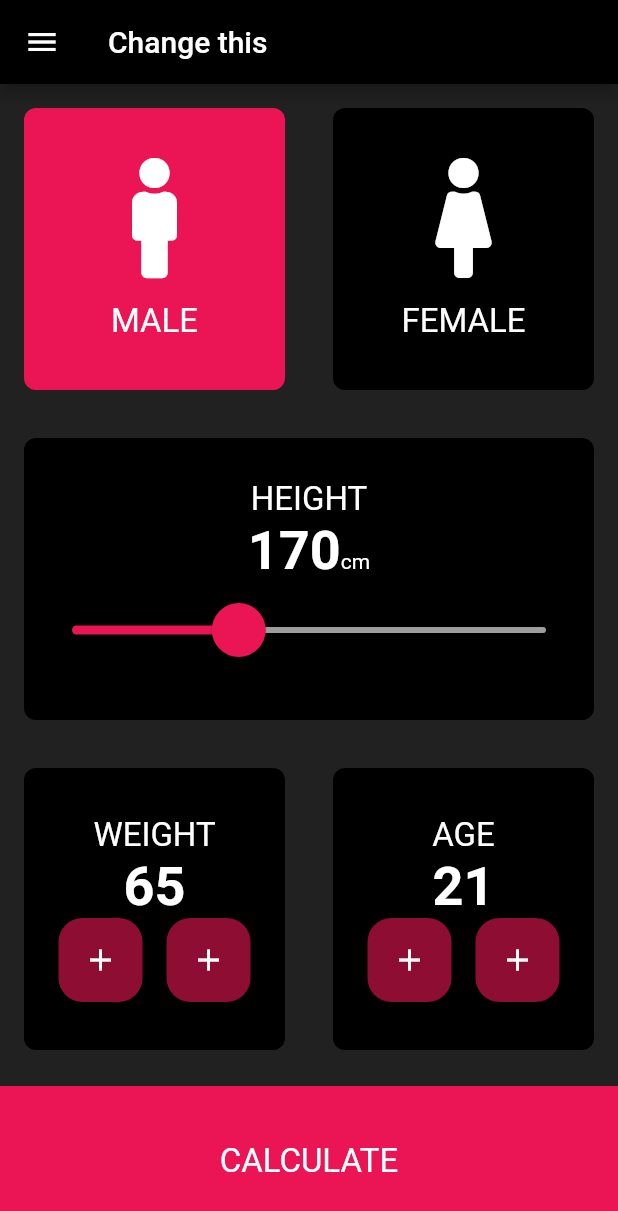
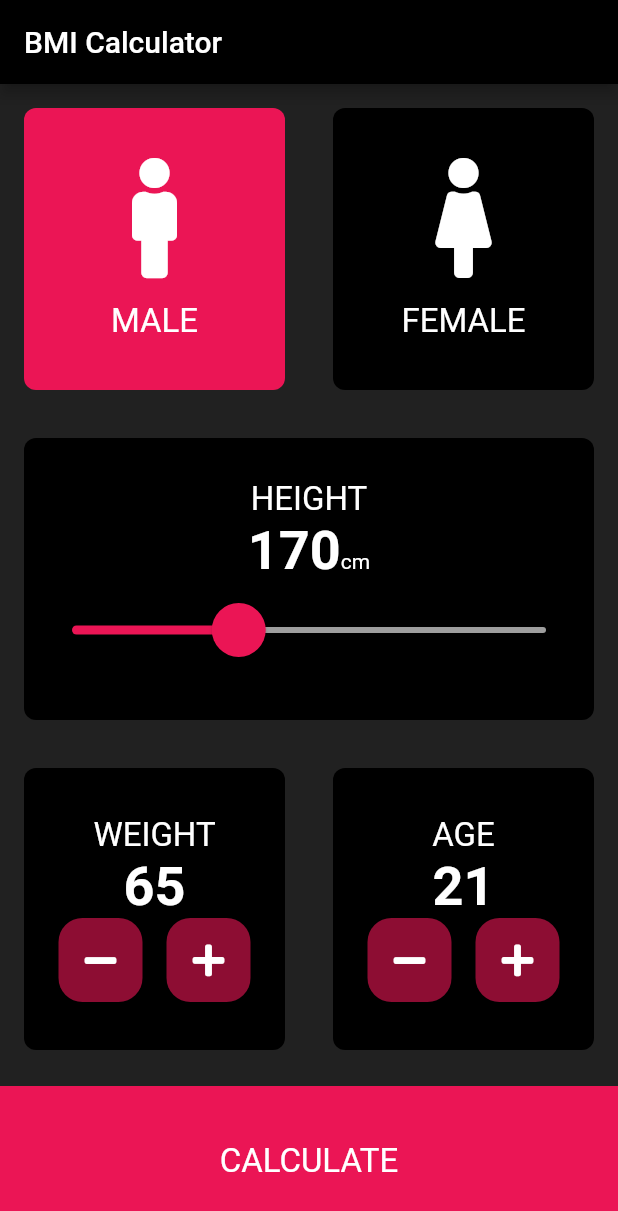
Before and after one commit to FadyFouad/bmi_app, a Flutter app: the screen it shows after launch, on a phone screen of 412 x 824 dp. Shown: the top 1211 px of the screen. Run offline on Flutter 3.47's test engine with Material 2 defaults, Android fonts, the phone set to English and light mode, and no system bars; our stand-ins replace font_awesome_flutter.

Commit message:
key store

```diff
--- a/lib/Localizations.dart
+++ b/lib/Localizations.dart
@@ -1,36 +1,72 @@
+import 'dart:async';
+import 'dart:convert';
+
 import 'package:flutter/material.dart';
-import 'package:intl/intl.dart';
-//import 'package:bmiapp/l10n/messages_all.dart';
-///l10n/messages_all.dart'
+import 'package:flutter/services.dart';
 
 ///****************************************************
 ///*** Created by Fady Fouad on 06-May-20 at 23:36.***
 ///****************************************************
 
-class DemoLocalizations {
-  DemoLocalizations(this.localeName);
+class AppLocalizations {
+  final Locale locale;
 
-//  static Future<DemoLocalizations> load(Locale locale) {
-//    final String name =
-//        locale.countryCode.isEmpty ? locale.languageCode : locale.toString();
-//    final String localeName = Intl.canonicalizedLocale(name);
-////    return initializeMessages(localeName).then((_) {
-//      return DemoLocalizations(localeName);
-//    });
-//  }
+  AppLocalizations(this.locale);
 
-  static DemoLocalizations of(BuildContext context) {
-    return Localizations.of<DemoLocalizations>(context, DemoLocalizations);
+  // Static member to have a simple access to the delegate from the MaterialApp
+  static const LocalizationsDelegate<AppLocalizations> delegate =
+  _AppLocalizationsDelegate();
+
+  // Helper method to keep the code in the widgets concise
+  // Localizations are accessed using an InheritedWidget "of" syntax
+  static AppLocalizations of(BuildContext context) {
+    return Localizations.of<AppLocalizations>(context, AppLocalizations);
   }
 
-  final String localeName;
+  Map<String, String> _localizedStrings;
 
-  String get title {
-    return Intl.message(
-      'Hello World',
-      name: 'title',
-      desc: 'Title for the Demo application',
-      locale: localeName,
-    );
+  Future<bool> load() async {
+    // Load the language JSON file from the "lang" folder
+    String jsonString =
+    await rootBundle.loadString('assets/strings/${locale.languageCode}.json');
+    Map<String, dynamic> jsonMap = json.decode(jsonString);
+
+    _localizedStrings = jsonMap.map((key, value) {
+      return MapEntry(key, value.toString());
+    });
+
+    return true;
+  }
+
+  // This method will be called from every widget which needs a localized text
+  String translate(String key) {
+    return _localizedStrings[key];
   }
 }
+
+
+// LocalizationsDelegate is a factory for a set of localized resources
+// In this case, the localized strings will be gotten in an AppLocalizations object
+class _AppLocalizationsDelegate
+    extends LocalizationsDelegate<AppLocalizations> {
+  // This delegate instance will never change (it doesn't even have fields!)
+  // It can provide a constant constructor.
+  const _AppLocalizationsDelegate();
+
+  @override
+  bool isSupported(Locale locale) {
+    // Include all of your supported language codes here
+    return ['en', 'ar'].contains(locale.languageCode);
+  }
+
+  @override
+  Future<AppLocalizations> load(Locale locale) async {
+    // AppLocalizations class is where the JSON loading actually runs
+    AppLocalizations localizations = new AppLocalizations(locale);
+    await localizations.load();
+    return localizations;
+  }
+
+  @override
+  bool shouldReload(_AppLocalizationsDelegate old) => false;
+}
--- a/lib/constaants.dart
+++ b/lib/constaants.dart
@@ -4,8 +4,8 @@ import 'package:flutter/material.dart';
 ///*** Created by Fady Fouad on 08-May-20 at 04:54.***
 ///****************************************************
 
-const kTitle = 'Change this';
-const kResultTitle = 'kResultTitle';
+const kTitle = 'BMI Calculator';
+const kResultTitle = 'Your BMI';
 const kYourResult = 'Your Result';
 const kMALE = 'MALE';
 const kFEMALE = 'FEMALE';
--- a/lib/main.dart
+++ b/lib/main.dart
@@ -1,5 +1,6 @@
-import 'package:bmiapp/screens/results_page.dart';
+import 'package:bmiapp/Localizations.dart';
 import 'package:flutter/material.dart';
+import 'package:flutter_localizations/flutter_localizations.dart';
 
 import 'constaants.dart';
 import 'screens/home_page.dart';
@@ -13,27 +14,35 @@ class MyApp extends StatelessWidget {
 //    Locale myLocale = Localizations.localeOf(context);
     return MaterialApp(
 //      locale: Locale("en"),
-//      localizationsDelegates: [
-//        GlobalMaterialLocalizations.delegate,
-//        GlobalWidgetsLocalizations.delegate,
-//        GlobalCupertinoLocalizations.delegate,
-//      ],
-//      supportedLocales: [
-//        const Locale('en'), // English
-//        const Locale('ar'), // Arabic
-//      ],
+      supportedLocales: [
+        const Locale('en', 'US'), // English
+        const Locale('ar', 'EG'), // Arabic
+      ],
+      localizationsDelegates: [
+        AppLocalizations.delegate,
+        GlobalMaterialLocalizations.delegate,
+        GlobalWidgetsLocalizations.delegate,
+      ],
+      // Returns a locale which will be used by the app
+      localeResolutionCallback: (locale, supportedLocales) {
+        // Check if the current device locale is supported
+        for (var supportedLocale in supportedLocales) {
+          if (supportedLocale.languageCode == locale.languageCode &&
+              supportedLocale.countryCode == locale.countryCode) {
+            return supportedLocale;
+          }
+        }
+        // If the locale of the device is not supported, use the first one
+        // from the list (English, in this case).
+        return supportedLocales.first;
+      },
       title: 'myLocale.toString()',
       theme: ThemeData.dark().copyWith(
         primaryColor: Color(0xff000000),
         accentColor: Color(0xffEB1555),
         scaffoldBackgroundColor: Color(0xff212121),
       ),
-      initialRoute: '/',
-      routes: {
-        '/': (context) => MyHomePage(title: kTitle),
-        ResultsPage.routeName: (context) => ResultsPage(),
-      },
-//      home: MyHomePage(title: kTitle),
+      home: MyHomePage(title: kTitle),
     );
   }
 }
--- a/lib/screens/home_page.dart
+++ b/lib/screens/home_page.dart
@@ -35,7 +35,7 @@ class _MyHomePageState extends State<MyHomePage> {
   @override
   Widget build(BuildContext context) {
     return Scaffold(
-      drawer: Drawer(),
+//      drawer: Drawer(),
       appBar: AppBar(
         title: Text(widget.title),
       ),
--- a/lib/widgets/exp_weight_age.dart
+++ b/lib/widgets/exp_weight_age.dart
@@ -1,4 +1,5 @@
 import 'package:flutter/material.dart';
+import 'package:font_awesome_flutter/font_awesome_flutter.dart';
 
 import '../constaants.dart';
 import 'card_widget.dart';
@@ -40,11 +41,13 @@ class AddRemWidgetChild extends StatelessWidget {
                 Row(
                   mainAxisAlignment: MainAxisAlignment.center,
                   children: <Widget>[
-                    FABWidget(onPressed: onDecreased, icon: Icons.add,),
+                    FABWidget(
+                      onPressed: onDecreased, icon: FontAwesomeIcons.minus,),
                     SizedBox(
                       width: 16.0,
                     ),
-                    FABWidget(onPressed: onIncreased, icon: Icons.add,),
+                    FABWidget(
+                      onPressed: onIncreased, icon: FontAwesomeIcons.plus,),
                   ],
                 ),
               ],
```
Also changed, not shown: 7 other files.
